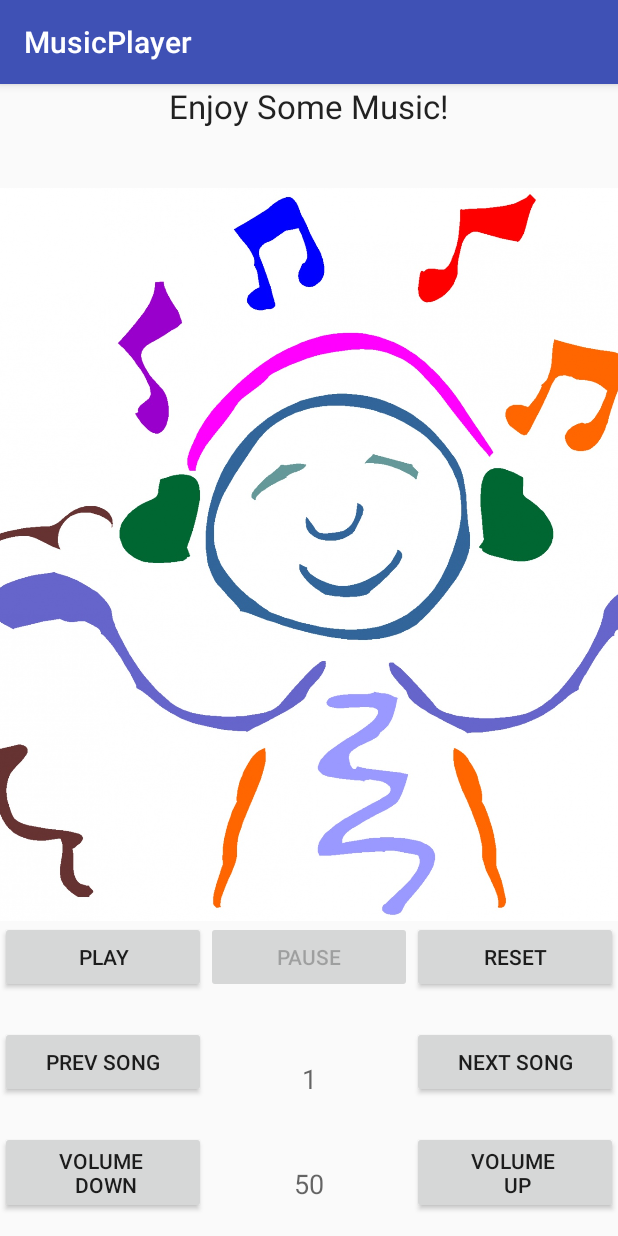
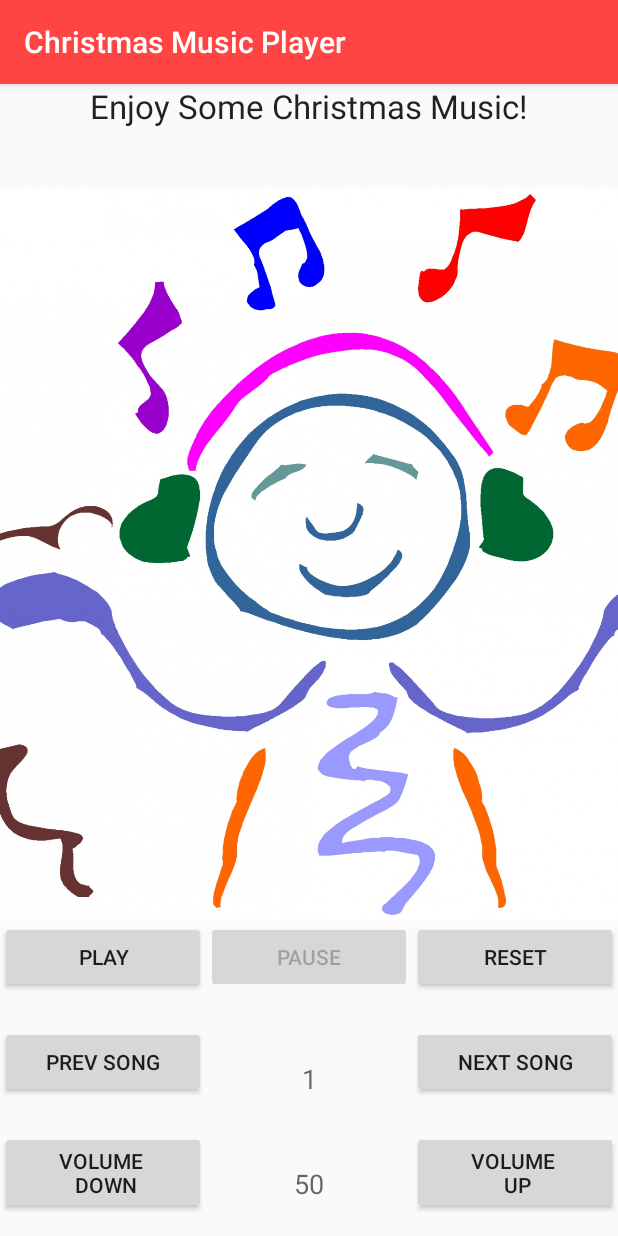
Before and after one commit to sunnyeyez123/musicplayer, an Android app: the screen it shows after launch (MainActivity), on a phone screen of 412 x 824 dp. Run offline under Robolectric (Android 15) with nearby library versions, the phone set to English and light mode, and no system bars.

Commit message:
make app header red and change app name and description text

```diff
--- a/app/src/main/res/layout/activity_main.xml
+++ b/app/src/main/res/layout/activity_main.xml
@@ -14,7 +14,7 @@
         android:layout_gravity="center"
 
         android:layout_weight="1"
-        android:text="Enjoy Some Music!"
+        android:text="Enjoy Some Christmas Music!"
         android:textAppearance="@style/Base.TextAppearance.AppCompat.Large"
 
         />
--- a/app/src/main/res/values/strings.xml
+++ b/app/src/main/res/values/strings.xml
@@ -1,3 +1,3 @@
 <resources>
-    <string name="app_name">MusicPlayer</string>
+    <string name="app_name">Christmas Music Player</string>
 </resources>
--- a/app/src/main/res/values/styles.xml
+++ b/app/src/main/res/values/styles.xml
@@ -3,8 +3,9 @@
     <!-- Base application theme. -->
     <style name="AppTheme" parent="Theme.AppCompat.Light.DarkActionBar">
         <!-- Customize your theme here. -->
-        <item name="colorPrimary">@color/colorPrimary</item>
-        <item name="colorPrimaryDark">@color/colorPrimaryDark</item>
+        <item name="colorPrimary">@android:color/holo_red_light</item>
+        <item name="colorPrimaryDark">@android:color/holo_red_dark</item>
+
         <item name="colorAccent">@color/colorAccent</item>
     </style>
 
```
